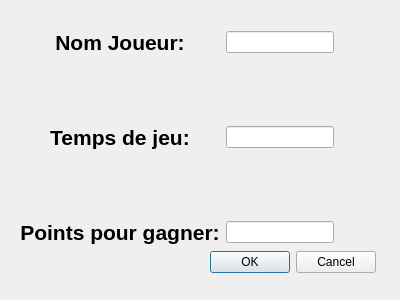
Qt form chifoumidialog.ui (Mathiisss/chifoumi) before a commit.
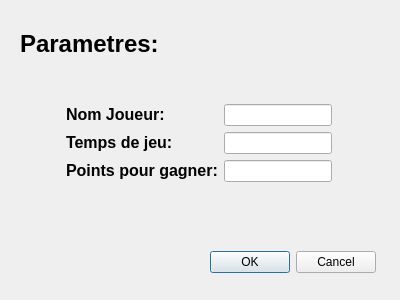
The same form after that commit.

Diff of the .ui file:
```diff
--- a/chifoumidialog.ui
+++ b/chifoumidialog.ui
@@ -38,46 +38,49 @@
     <item row="1" column="0">
      <layout class="QGridLayout" name="gridLayout">
       <item row="4" column="1">
-       <widget class="QLineEdit" name="pointsResul"/>
-      </item>
-      <item row="4" column="0">
        <widget class="QLabel" name="label_3">
         <property name="text">
-         <string>&lt;html&gt;&lt;head/&gt;&lt;body&gt;&lt;p align=&quot;center&quot;&gt;&lt;span style=&quot; font-size:16pt; font-weight:600;&quot;&gt;Points pour gagner:&lt;/span&gt;&lt;/p&gt;&lt;/body&gt;&lt;/html&gt;</string>
+         <string>&lt;html&gt;&lt;head/&gt;&lt;body&gt;&lt;p&gt;&lt;span style=&quot; font-size:12pt; font-weight:600;&quot;&gt;Points pour gagner:&lt;/span&gt;&lt;/p&gt;&lt;/body&gt;&lt;/html&gt;</string>
         </property>
        </widget>
       </item>
-      <item row="0" column="0">
+      <item row="3" column="2">
+       <widget class="QLineEdit" name="tempsResul"/>
+      </item>
+      <item row="2" column="1">
        <widget class="QLabel" name="label">
         <property name="text">
-         <string>&lt;html&gt;&lt;head/&gt;&lt;body&gt;&lt;p align=&quot;center&quot;&gt;&lt;span style=&quot; font-size:16pt; font-weight:600;&quot;&gt;Nom Joueur:&lt;/span&gt;&lt;/p&gt;&lt;/body&gt;&lt;/html&gt;</string>
+         <string>&lt;html&gt;&lt;head/&gt;&lt;body&gt;&lt;p&gt;&lt;span style=&quot; font-size:12pt; font-weight:600;&quot;&gt;Nom Joueur:&lt;/span&gt;&lt;/p&gt;&lt;/body&gt;&lt;/html&gt;</string>
         </property>
        </widget>
       </item>
-      <item row="0" column="1">
-       <widget class="QLineEdit" name="nomResul"/>
-      </item>
-      <item row="2" column="0">
+      <item row="3" column="1">
        <widget class="QLabel" name="label_2">
         <property name="text">
-         <string>&lt;html&gt;&lt;head/&gt;&lt;body&gt;&lt;p align=&quot;center&quot;&gt;&lt;span style=&quot; font-size:16pt; font-weight:600;&quot;&gt;Temps de jeu:&lt;/span&gt;&lt;/p&gt;&lt;/body&gt;&lt;/html&gt;</string>
+         <string>&lt;html&gt;&lt;head/&gt;&lt;body&gt;&lt;p&gt;&lt;span style=&quot; font-size:12pt; font-weight:600;&quot;&gt;Temps de jeu:&lt;/span&gt;&lt;/p&gt;&lt;/body&gt;&lt;/html&gt;</string>
         </property>
        </widget>
       </item>
-      <item row="1" column="0">
-       <spacer name="verticalSpacer_2">
-        <property name="orientation">
-         <enum>Qt::Vertical</enum>
-        </property>
-        <property name="sizeHint" stdset="0">
-         <size>
-          <width>20</width>
-          <height>40</height>
-         </size>
-        </property>
-       </spacer>
+      <item row="2" column="2">
+       <widget class="QLineEdit" name="nomResul"/>
+      </item>
+      <item row="4" column="2">
+       <widget class="QLineEdit" name="pointsResul"/>
       </item>
       <item row="3" column="0">
+       <spacer name="horizontalSpacer">
+        <property name="orientation">
+         <enum>Qt::Horizontal</enum>
+        </property>
+        <property name="sizeHint" stdset="0">
+         <size>
+          <width>40</width>
+          <height>20</height>
+         </size>
+        </property>
+       </spacer>
+      </item>
+      <item row="1" column="0" colspan="3">
        <spacer name="verticalSpacer">
         <property name="orientation">
          <enum>Qt::Vertical</enum>
@@ -90,12 +93,16 @@
         </property>
        </spacer>
       </item>
-      <item row="2" column="1">
-       <widget class="QLineEdit" name="tempsResul"/>
+      <item row="0" column="0" colspan="3">
+       <widget class="QLabel" name="label_4">
+        <property name="text">
+         <string>&lt;html&gt;&lt;head/&gt;&lt;body&gt;&lt;p&gt;&lt;span style=&quot; font-size:18pt; font-weight:600;&quot;&gt;Parametres:&lt;/span&gt;&lt;/p&gt;&lt;/body&gt;&lt;/html&gt;</string>
+        </property>
+       </widget>
       </item>
      </layout>
     </item>
-    <item row="2" column="0" colspan="2">
+    <item row="3" column="0" colspan="2">
      <widget class="QDialogButtonBox" name="BoutonValider">
       <property name="orientation">
        <enum>Qt::Horizontal</enum>
@@ -105,6 +112,19 @@
       </property>
      </widget>
     </item>
+    <item row="2" column="0" colspan="2">
+     <spacer name="verticalSpacer_2">
+      <property name="orientation">
+       <enum>Qt::Vertical</enum>
+      </property>
+      <property name="sizeHint" stdset="0">
+       <size>
+        <width>20</width>
+        <height>40</height>
+       </size>
+      </property>
+     </spacer>
+    </item>
    </layout>
   </widget>
  </widget>
```
